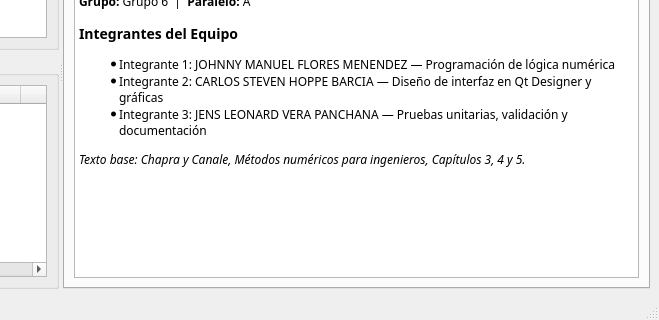
CHOPPE18/PROYECTO-CALCULO-NUM-RICO, file CN-ParaleloA-Grupo6/ui/ventana_principal.ui: the form before one commit; both pictures show x 601 to 1260 and y 500 to 820 of the 1260 by 820 pixel window.
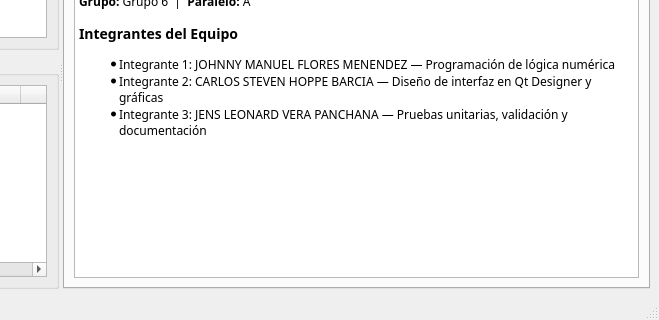
The form after the commit. The open tabs and pages were chosen to show the change.

What changed in the file:
```diff
--- a/CN-ParaleloA-Grupo6/ui/ventana_principal.ui
+++ b/CN-ParaleloA-Grupo6/ui/ventana_principal.ui
@@ -377,7 +377,6 @@
 &lt;li&gt;Integrante 2: CARLOS STEVEN HOPPE BARCIA — Diseño de interfaz en Qt Designer y gráficas&lt;/li&gt;
 &lt;li&gt;Integrante 3: JENS LEONARD VERA PANCHANA — Pruebas unitarias, validación y documentación &lt;/li&gt;
 &lt;/ul&gt;
-&lt;p&gt;&lt;i&gt;Texto base: Chapra y Canale, Métodos numéricos para ingenieros, Capítulos 3, 4 y 5.&lt;/i&gt;&lt;/p&gt;
 &lt;/body&gt;&lt;/html&gt;</string>
            </property>
           </widget>
```
